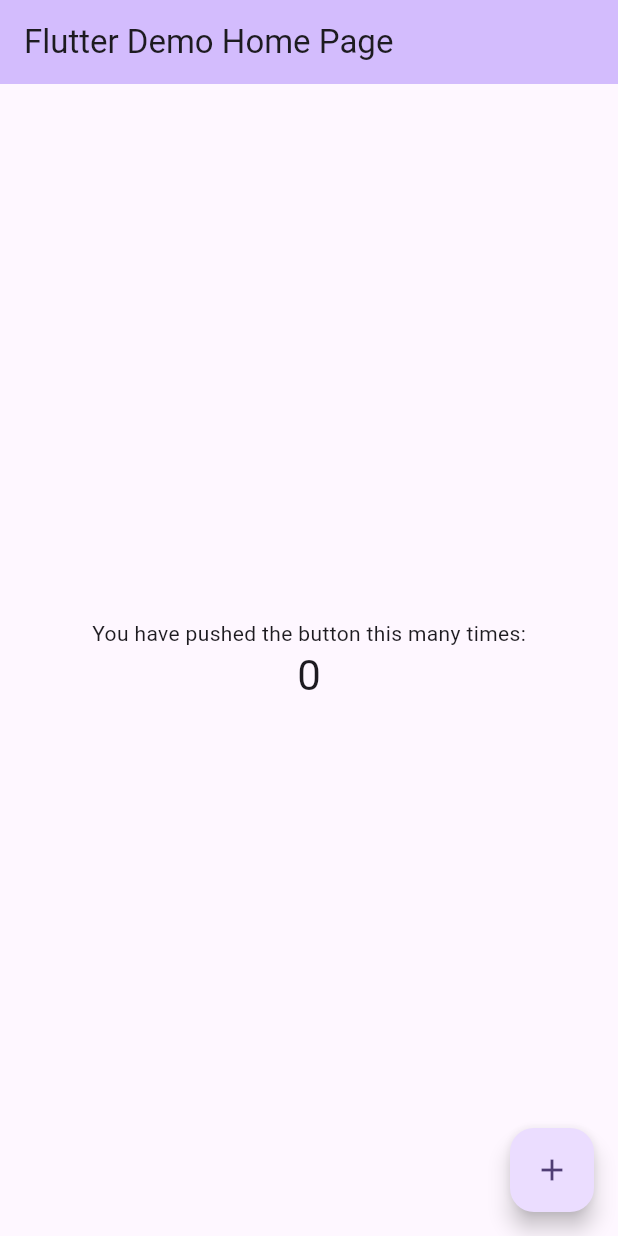
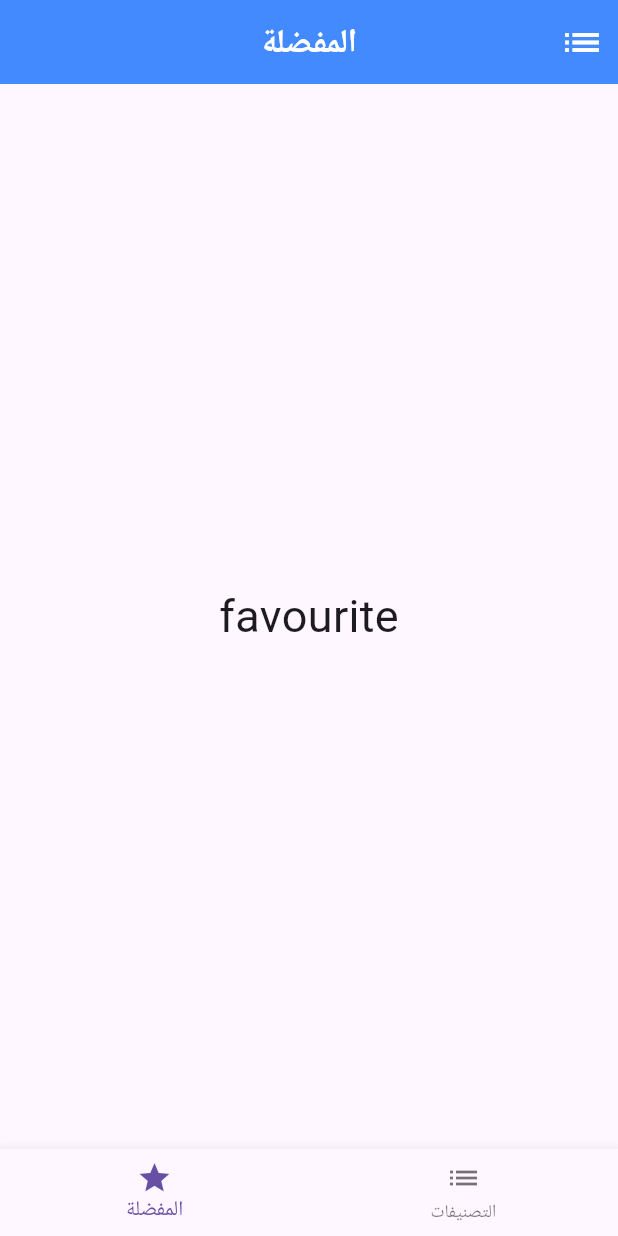
Before and after one commit to bavlymomo/Safari-app, a Flutter app: the screen it shows after launch, on a phone screen of 412 x 824 dp. Run offline on Flutter 3.47's test engine with Material 3 defaults, Android fonts, the light colour scheme and no system bars.

Commit message:
put the navigator for pages

```diff
--- /dev/null
+++ b/lib/Favourite.dart
@@ -0,0 +1,15 @@
+import 'package:flutter/material.dart';
+
+class Favourite extends StatefulWidget {
+  const Favourite({super.key});
+
+  @override
+  State<Favourite> createState() => _FavouriteState();
+}
+
+class _FavouriteState extends State<Favourite> {
+  @override
+  Widget build(BuildContext context) {
+    return Center(child: Text("favourite", style: TextStyle(fontSize: 30)));
+  }
+}
--- /dev/null
+++ b/lib/Home.dart
@@ -0,0 +1,15 @@
+import 'package:flutter/material.dart';
+
+class Home extends StatefulWidget {
+  const Home({super.key});
+
+  @override
+  State<Home> createState() => _HomeState();
+}
+
+class _HomeState extends State<Home> {
+  @override
+  Widget build(BuildContext context) {
+    return Center(child: Text("Home", style: TextStyle(fontSize: 30)));
+  }
+}
--- a/lib/main.dart
+++ b/lib/main.dart
@@ -1,122 +1,53 @@
 import 'package:flutter/material.dart';
+import 'package:safari_app/Favourite.dart';
+import 'package:safari_app/Home.dart';
 
 void main() {
-  runApp(const MyApp());
+  runApp(MyApp());
 }
 
-class MyApp extends StatelessWidget {
+class MyApp extends StatefulWidget {
   const MyApp({super.key});
 
-  // This widget is the root of your application.
+  @override
+  State<MyApp> createState() => MyAppState();
+}
+
+class MyAppState extends State<MyApp> {
+  int _indexPage = 0;
+  List pages = [Favourite(), Home()];
   @override
   Widget build(BuildContext context) {
     return MaterialApp(
-      title: 'Flutter Demo',
-      theme: ThemeData(
-        // This is the theme of your application.
-        //
-        // TRY THIS: Try running your application with "flutter run". You'll see
-        // the application has a purple toolbar. Then, without quitting the app,
-        // try changing the seedColor in the colorScheme below to Colors.green
-        // and then invoke "hot reload" (save your changes or press the "hot
-        // reload" button in a Flutter-supported IDE, or press "r" if you used
-        // the command line to start the app).
-        //
-        // Notice that the counter didn't reset back to zero; the application
-        // state is not lost during the reload. To reset the state, use hot
-        // restart instead.
-        //
-        // This works for code too, not just values: Most code changes can be
-        // tested with just a hot reload.
-        colorScheme: ColorScheme.fromSeed(seedColor: Colors.deepPurple),
+      home: Scaffold(
+        appBar: AppBar(
+          title: Text(
+            _indexPage == 0 ? "المفضلة" : " التصنيفات",
+            style: TextStyle(color: Colors.white, fontWeight: FontWeight.bold),
+          ),
+          centerTitle: true,
+          backgroundColor: Colors.blueAccent,
+          actions: [
+            IconButton(
+              onPressed: () {},
+              icon: Icon(Icons.list, color: Colors.white, size: 30),
+            ),
+          ],
+        ),
+        body: pages[_indexPage],
+        bottomNavigationBar: BottomNavigationBar(
+          currentIndex: _indexPage,
+          items: [
+            BottomNavigationBarItem(label: "المفضلة", icon: Icon(Icons.star)),
+            BottomNavigationBarItem(label: "التصنيفات", icon: Icon(Icons.list)),
+          ],
+          onTap: (value) {
+            setState(() {
+              _indexPage = value;
+            });
+          },
+        ),
       ),
-      home: const MyHomePage(title: 'Flutter Demo Home Page'),
     );
   }
 }
-
-class MyHomePage extends StatefulWidget {
-  const MyHomePage({super.key, required this.title});
-
-  // This widget is the home page of your application. It is stateful, meaning
-  // that it has a State object (defined below) that contains fields that affect
-  // how it looks.
-
-  // This class is the configuration for the state. It holds the values (in this
-  // case the title) provided by the parent (in this case the App widget) and
-  // used by the build method of the State. Fields in a Widget subclass are
-  // always marked "final".
-
-  final String title;
-
-  @override
-  State<MyHomePage> createState() => _MyHomePageState();
-}
-
-class _MyHomePageState extends State<MyHomePage> {
-  int _counter = 0;
-
-  void _incrementCounter() {
-    setState(() {
-      // This call to setState tells the Flutter framework that something has
-      // changed in this State, which causes it to rerun the build method below
-      // so that the display can reflect the updated values. If we changed
-      // _counter without calling setState(), then the build method would not be
-      // called again, and so nothing would appear to happen.
-      _counter++;
-    });
-  }
-
-  @override
-  Widget build(BuildContext context) {
-    // This method is rerun every time setState is called, for instance as done
-    // by the _incrementCounter method above.
-    //
-    // The Flutter framework has been optimized to make rerunning build methods
-    // fast, so that you can just rebuild anything that needs updating rather
-    // than having to individually change instances of widgets.
-    return Scaffold(
-      appBar: AppBar(
-        // TRY THIS: Try changing the color here to a specific color (to
-        // Colors.amber, perhaps?) and trigger a hot reload to see the AppBar
-        // change color while the other colors stay the same.
-        backgroundColor: Theme.of(context).colorScheme.inversePrimary,
-        // Here we take the value from the MyHomePage object that was created by
-        // the App.build method, and use it to set our appbar title.
-        title: Text(widget.title),
-      ),
-      body: Center(
-        // Center is a layout widget. It takes a single child and positions it
-        // in the middle of the parent.
-        child: Column(
-          // Column is also a layout widget. It takes a list of children and
-          // arranges them vertically. By default, it sizes itself to fit its
-          // children horizontally, and tries to be as tall as its parent.
-          //
-          // Column has various properties to control how it sizes itself and
-          // how it positions its children. Here we use mainAxisAlignment to
-          // center the children vertically; the main axis here is the vertical
-          // axis because Columns are vertical (the cross axis would be
-          // horizontal).
-          //
-          // TRY THIS: Invoke "debug painting" (choose the "Toggle Debug Paint"
-          // action in the IDE, or press "p" in the console), to see the
-          // wireframe for each widget.
-          mainAxisAlignment: MainAxisAlignment.center,
-          children: <Widget>[
-            const Text('You have pushed the button this many times:'),
-            Text(
-              '$_counter',
-              style: Theme.of(context).textTheme.headlineMedium,
-            ),
-          ],
-        ),
-      ),
-      floatingActionButton: FloatingActionButton(
-        onPressed: _incrementCounter,
-        tooltip: 'Increment',
-        child: const Icon(Icons.add),
-      ), // This trailing comma makes auto-formatting nicer for build methods.
-    );
-  }
-}
```
